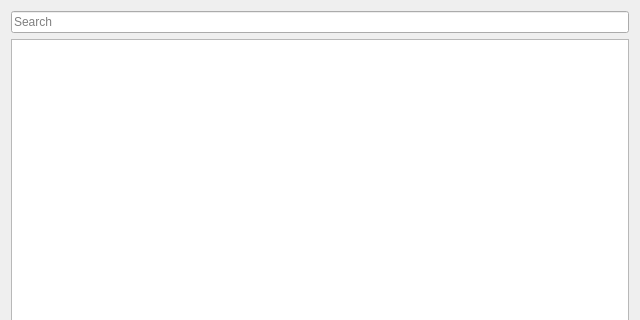
The window that Strings/strings.ui (PROPHESSOR/ProHex) describes before a commit, drawn with Qt 5; both pictures show x 0 to 640 and y 0 to 320 of the 640 by 480 pixel window.
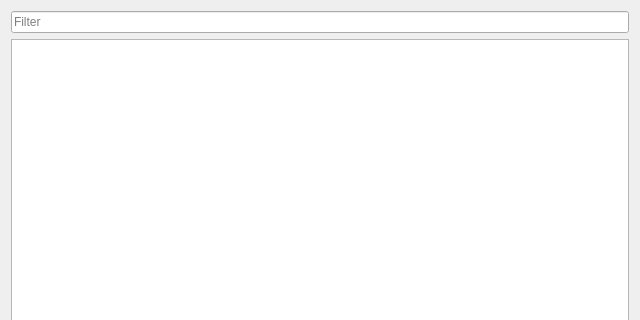
The same window after the commit.

Commit message: [Strings] Поиск заменён на фильтрацию

Patch:
```diff
--- a/Strings/strings.ui
+++ b/Strings/strings.ui
@@ -23,7 +23,7 @@
       <bool>true</bool>
      </property>
      <property name="placeholderText">
-      <string>Search</string>
+      <string>Filter</string>
      </property>
      <property name="clearButtonEnabled">
       <bool>false</bool>
```
Left out of the diff: 4 changed lines with no effect on the pictures. The commit also changes 2 other files.
